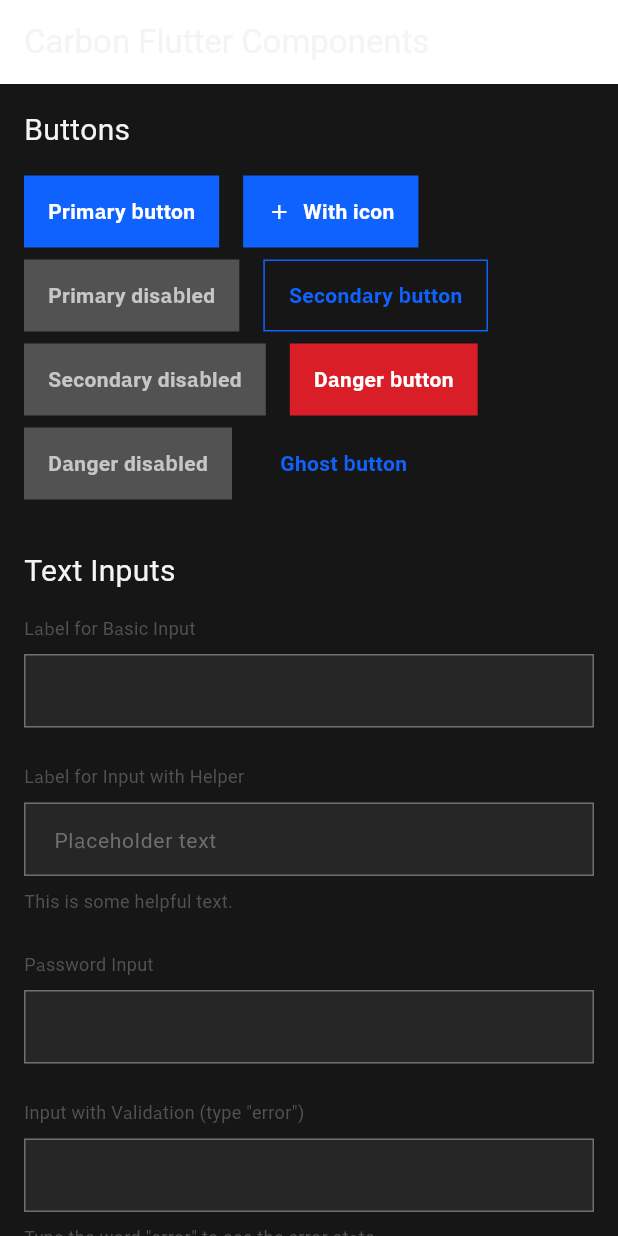
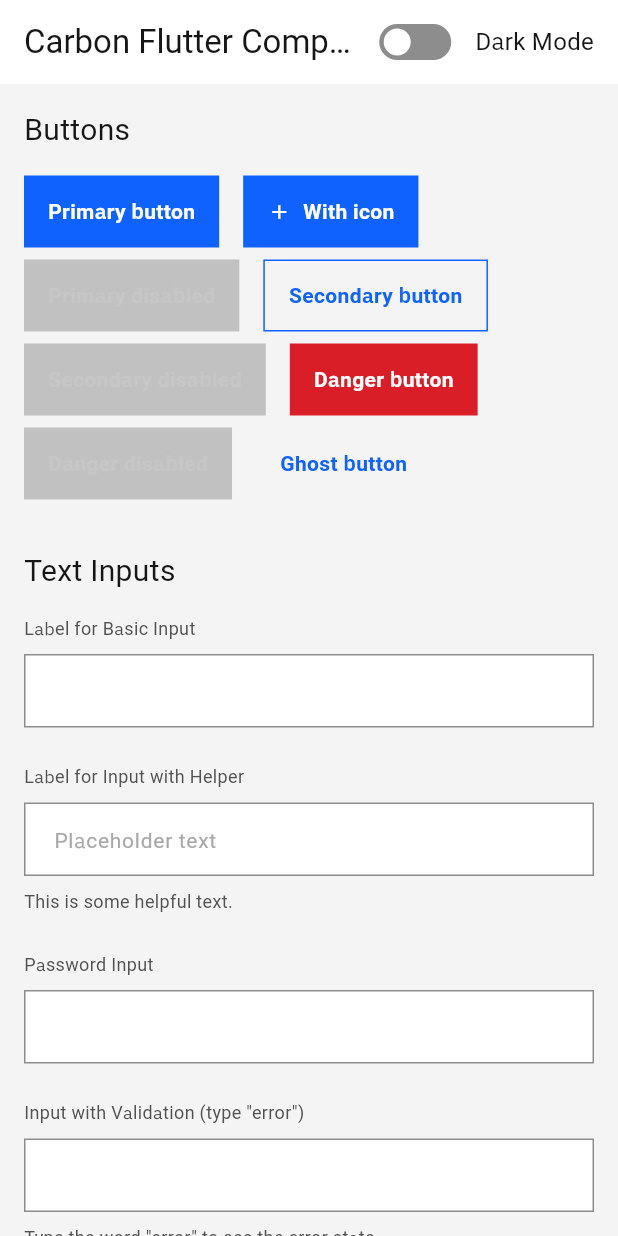
Before and after one commit to yuzalsif/carbon_flutter, a Flutter app: the screen it shows after launch, on a phone screen of 412 x 824 dp. Run offline on Flutter 3.47's test engine with Material 3 defaults, Android fonts, the phone set to English and light mode, and no system bars; our stand-ins replace google_fonts.

Commit message:
feat: Add Theme toggle example

```diff
--- a/example/lib/main.dart
+++ b/example/lib/main.dart
@@ -3,6 +3,8 @@ import 'package:flutter/material.dart';
 import 'package:carbon_flutter/carbon_flutter.dart';
 
 import 'button_examples.dart' show ButtonExample;
+
+final ValueNotifier<ThemeMode> themeNotifier = ValueNotifier(ThemeMode.system);
 
 void main() {
   runApp(const CarbonExampleApp());
@@ -13,13 +15,17 @@ class CarbonExampleApp extends StatelessWidget {
 
   @override
   Widget build(BuildContext context) {
-    return MaterialApp(
-      title: 'Carbon Flutter Example',
-      debugShowCheckedModeBanner: false,
-      theme: CTheme.lightTheme,
-      darkTheme: CTheme.darkTheme,
-      themeMode: ThemeMode.dark,
-      home: const ExampleHomePage(),
+    return ValueListenableBuilder<ThemeMode>(
+      valueListenable: themeNotifier,
+      builder: (_, mode, __) {
+        return MaterialApp(
+          title: 'Carbon Flutter Example',
+          theme: CTheme.lightTheme,
+          darkTheme: CTheme.darkTheme,
+          themeMode: mode,
+          home: const ExampleHomePage(),
+        );
+      },
     );
   }
 }
@@ -29,16 +35,33 @@ class ExampleHomePage extends StatelessWidget {
 
   @override
   Widget build(BuildContext context) {
+    final isDark = Theme.of(context).brightness == Brightness.dark;
     return Scaffold(
       appBar: AppBar(
         title: const Text('Carbon Flutter Components'),
-        backgroundColor: CColors.backgroundComponent, // Using our theme colors
+        backgroundColor: CColors.backgroundComponent,
         elevation: 0,
+        actions: [
+          Padding(
+            padding: const EdgeInsets.only(right: CSpacing.medium),
+            child: CToggle(
+              labelText: 'Dark Mode',
+              value: isDark,
+              onChanged: (bool isNowDark) {
+                themeNotifier.value = isNowDark
+                    ? ThemeMode.dark
+                    : ThemeMode.light;
+              },
+            ),
+          ),
+        ],
       ),
-      // Use a ListView to allow scrolling as we add more components
       body: ListView(
         padding: const EdgeInsets.all(CSpacing.medium),
-        children: const [ButtonExample(), TextInputExample()],
+        children: const [
+          ButtonExample(),
+          TextInputExample(),
+        ],
       ),
     );
   }
```
